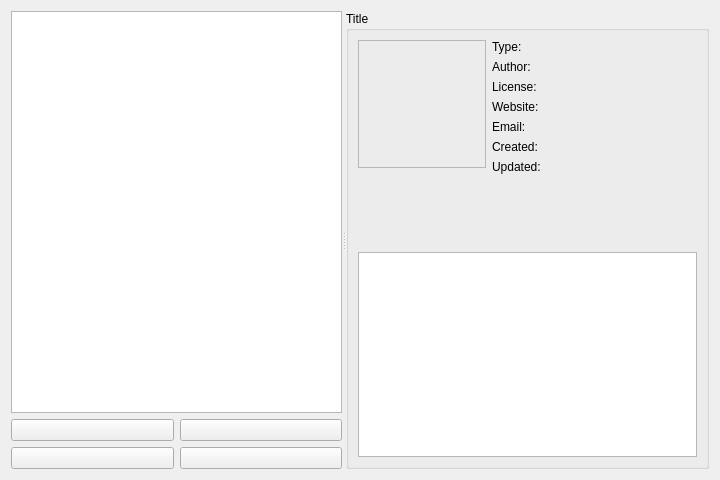
The window that plugins/extensions/resourcemanager/wdgdlgbundlemanager.ui (KDE/krita) describes before a commit, drawn with Qt 5.
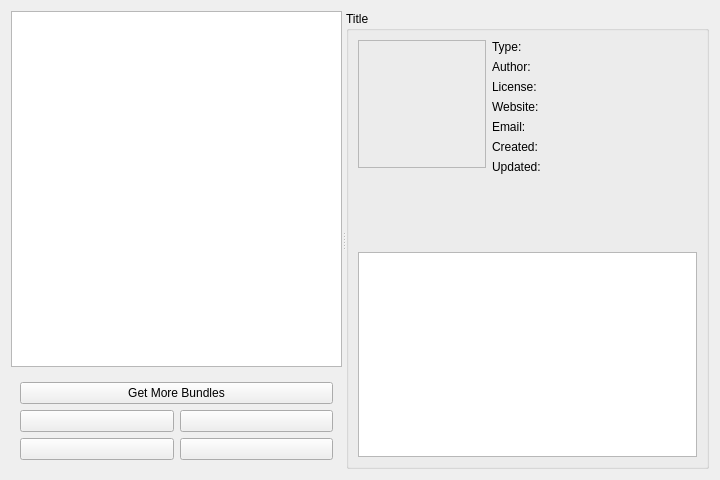
The same window after the commit. Icons and pictures are not drawn.

What changed in the file:
```diff
--- a/plugins/extensions/resourcemanager/wdgdlgbundlemanager.ui
+++ b/plugins/extensions/resourcemanager/wdgdlgbundlemanager.ui
@@ -67,56 +67,8 @@
            <verstretch>0</verstretch>
           </sizepolicy>
          </property>
-         <layout class="QGridLayout" name="gridLayout_5">
-          <property name="leftMargin">
-           <number>0</number>
-          </property>
-          <property name="topMargin">
-           <number>0</number>
-          </property>
-          <property name="rightMargin">
-           <number>0</number>
-          </property>
-          <property name="bottomMargin">
-           <number>0</number>
-          </property>
-          <item row="3" column="4">
-           <widget class="QPushButton" name="bnEdit">
-            <property name="sizePolicy">
-             <sizepolicy hsizetype="Minimum" vsizetype="Minimum">
-              <horstretch>0</horstretch>
-              <verstretch>0</verstretch>
-             </sizepolicy>
-            </property>
-            <property name="toolTip">
-             <string>Edit a resource library</string>
-            </property>
-            <property name="text">
-             <string/>
-            </property>
-           </widget>
-          </item>
-          <item row="3" column="1">
-           <widget class="QPushButton" name="bnNew">
-            <property name="sizePolicy">
-             <sizepolicy hsizetype="Minimum" vsizetype="Minimum">
-              <horstretch>0</horstretch>
-              <verstretch>0</verstretch>
-             </sizepolicy>
-            </property>
-            <property name="toolTip">
-             <string>Create a resource library</string>
-            </property>
-            <property name="text">
-             <string/>
-            </property>
-            <property name="icon">
-             <iconset theme="add">
-              <normaloff>.</normaloff>.</iconset>
-            </property>
-           </widget>
-          </item>
-          <item row="0" column="1">
+         <layout class="QGridLayout" name="gridLayout">
+          <item row="1" column="0">
            <widget class="QPushButton" name="bnAdd">
             <property name="sizePolicy">
              <sizepolicy hsizetype="Minimum" vsizetype="Minimum">
@@ -136,7 +88,7 @@
             </property>
            </widget>
           </item>
-          <item row="0" column="4">
+          <item row="1" column="1">
            <widget class="QPushButton" name="bnToggle">
             <property name="sizePolicy">
              <sizepolicy hsizetype="Minimum" vsizetype="Minimum">
@@ -151,8 +103,49 @@
              <string/>
             </property>
             <property name="icon">
-             <iconset theme="delete">
-              <normaloff>.</normaloff>.</iconset>
+             <iconset theme="delete"/>
+            </property>
+           </widget>
+          </item>
+          <item row="2" column="0">
+           <widget class="QPushButton" name="bnNew">
+            <property name="sizePolicy">
+             <sizepolicy hsizetype="Minimum" vsizetype="Minimum">
+              <horstretch>0</horstretch>
+              <verstretch>0</verstretch>
+             </sizepolicy>
+            </property>
+            <property name="toolTip">
+             <string>Create a resource library</string>
+            </property>
+            <property name="text">
+             <string/>
+            </property>
+            <property name="icon">
+             <iconset theme="add"/>
+            </property>
+           </widget>
+          </item>
+          <item row="2" column="1">
+           <widget class="QPushButton" name="bnEdit">
+            <property name="sizePolicy">
+             <sizepolicy hsizetype="Minimum" vsizetype="Minimum">
+              <horstretch>0</horstretch>
+              <verstretch>0</verstretch>
+             </sizepolicy>
+            </property>
+            <property name="toolTip">
+             <string>Edit a resource library</string>
+            </property>
+            <property name="text">
+             <string/>
+            </property>
+           </widget>
+          </item>
+          <item row="0" column="0" colspan="2">
+           <widget class="QPushButton" name="bnSupport">
+            <property name="text">
+             <string>Get More Bundles</string>
             </property>
            </widget>
           </item>
```
Left out of the diff: 3 changed lines with no effect on the pictures.
